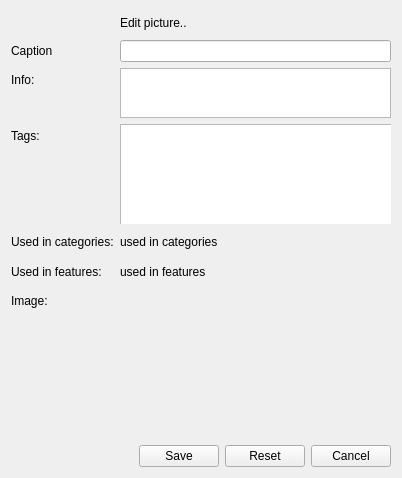
Wolframe/configurator, file client/uiforms/picture_edit.ui: the form before one commit.
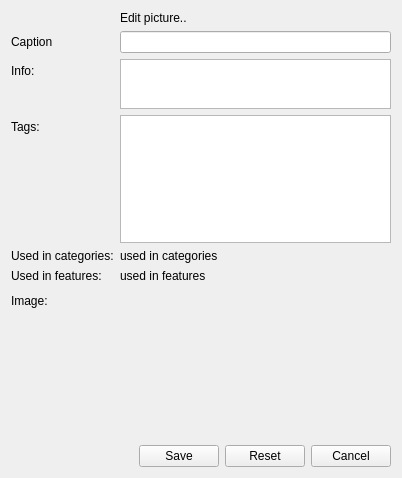
The form after the commit. Icons and pictures are not drawn. Custom widgets are drawn as their Qt base class.

```diff
--- a/client/uiforms/picture_edit.ui
+++ b/client/uiforms/picture_edit.ui
@@ -65,52 +65,25 @@
     </widget>
    </item>
    <item row="3" column="1">
-    <widget class="QGroupBox" name="tagwrap">
-     <property name="enabled">
-      <bool>true</bool>
+    <widget class="QListWidget" name="tags">
+     <property name="action" stdset="0">
+      <string>PictureTagSetRequest tags {id = {main.id}}</string>
      </property>
-     <property name="minimumSize">
-      <size>
-       <width>0</width>
-       <height>100</height>
-      </size>
+     <property name="action:add_tag" stdset="0">
+      <string>TagSetRequest tags { tag [] { id = {tag_select.tag.selected}}}</string>
      </property>
-     <property name="title">
+     <property name="dataslot" stdset="0">
+      <string>add_tag ({main.widgetid}_tag)</string>
+     </property>
+     <property name="link:tag_select" stdset="0">
+      <string>{main.widgetid}_tag</string>
+     </property>
+     <property name="synonym:tag" stdset="0">
+      <string>item</string>
+     </property>
+     <property name="synonym:name" stdset="0">
       <string/>
      </property>
-     <property name="flat">
-      <bool>true</bool>
-     </property>
-     <property name="checkable">
-      <bool>false</bool>
-     </property>
-     <widget class="QTreeWidget" name="tag">
-      <property name="geometry">
-       <rect>
-        <x>0</x>
-        <y>0</y>
-        <width>311</width>
-        <height>101</height>
-       </rect>
-      </property>
-      <property name="selectionMode">
-       <enum>QAbstractItemView::MultiSelection</enum>
-      </property>
-      <property name="headerHidden">
-       <bool>true</bool>
-      </property>
-      <property name="expandsOnDoubleClick">
-       <bool>false</bool>
-      </property>
-      <property name="action" stdset="0">
-       <string>TagHierarchyRequest tag {id=1}</string>
-      </property>
-      <column>
-       <property name="text">
-        <string>tag</string>
-       </property>
-      </column>
-     </widget>
     </widget>
    </item>
    <item row="6" column="0">
```
Left out of the diff: 12 changed lines with no effect on the pictures.
